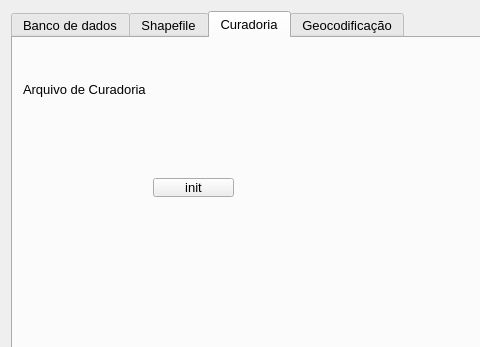
This is settings/config_window.ui in spuhub/prisma as Qt 5 draws it before an edit; both pictures show x 0 to 480 and y 0 to 347 of the 700 by 499 pixel window. The edited form follows.
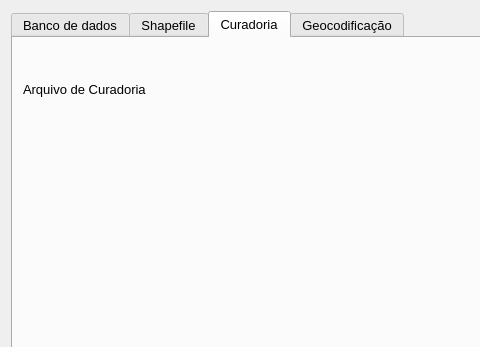
This is the edited form. Custom widgets are drawn as their Qt base class.

The edit to the form file:
```diff
--- a/settings/config_window.ui
+++ b/settings/config_window.ui
@@ -418,19 +418,6 @@
         </item>
        </layout>
       </widget>
-      <widget class="QToolButton" name="btext">
-       <property name="geometry">
-        <rect>
-         <x>140</x>
-         <y>140</y>
-         <width>81</width>
-         <height>19</height>
-        </rect>
-       </property>
-       <property name="text">
-        <string>init</string>
-       </property>
-      </widget>
      </widget>
      <widget class="QWidget" name="tab_geocod">
       <attribute name="title">
```
